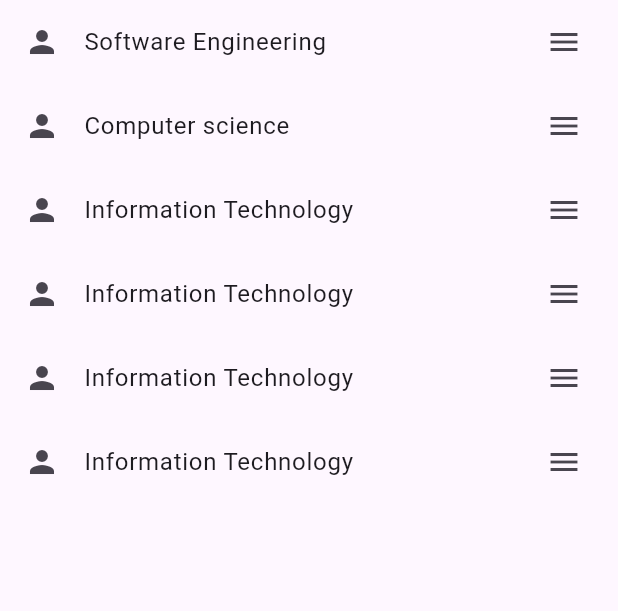
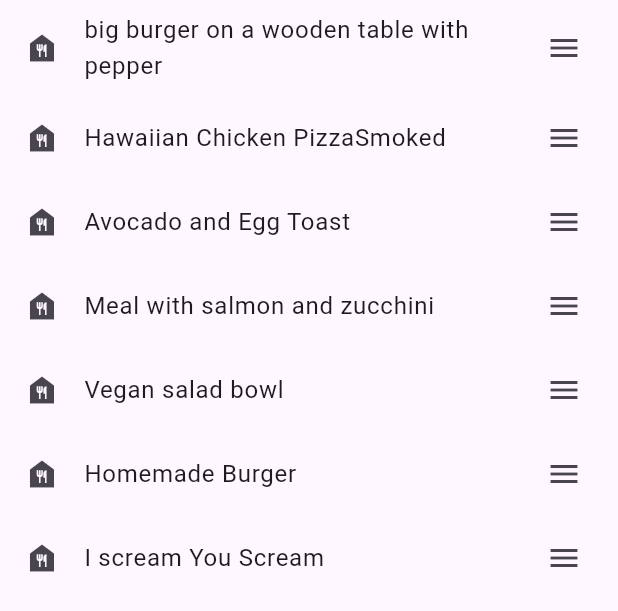
Before and after one commit to BaGorK/flutter-test-app_accadamic, a Flutter app: the ListViewPage widget shown alone on an empty page, opened directly, on a phone screen of 412 x 824 dp. Shown: the top 611 px of the screen. Run offline on Flutter 3.47's test engine with Material 3 defaults, Android fonts, the phone set to English and light mode, and no system bars; network calls fail.

```diff
--- a/lib/drawer_widget.dart
+++ b/lib/drawer_widget.dart
@@ -20,7 +20,7 @@ class DrawerWidget extends StatelessWidget {
             decoration: BoxDecoration(
               color: Color.fromARGB(255, 219, 219, 219),
             ),
-            child: Text("Drawer header"),
+            child: Text("Welcome to ABC plc."),
           ),
           ListTile(
             title: Text('Home page'),
@@ -41,7 +41,7 @@ class DrawerWidget extends StatelessWidget {
             },
           ),
           ListTile(
-            title: Text('List view'),
+            title: Text('Food List'),
             onTap: () {
               // Action when Item 2 is tapped
               Navigator.push(context, MaterialPageRoute(builder: (context) {
--- a/lib/list_view.dart
+++ b/lib/list_view.dart
@@ -8,39 +8,45 @@ class ListViewPage extends StatelessWidget {
     return ListView(
       children: <Widget>[
         ListTile(
-          title: const Text("Software Engineering"),
+          title: const Text("big burger on a wooden table with pepper"),
           onTap: () {},
-          leading: const Icon(Icons.person),
+          leading: const Icon(Icons.food_bank),
           trailing: const Icon(Icons.menu),
         ),
         ListTile(
-          title: const Text("Computer science"),
+          title: const Text("Hawaiian Chicken PizzaSmoked"),
           onTap: () {},
-          leading: const Icon(Icons.person),
+          leading: const Icon(Icons.food_bank),
           trailing: const Icon(Icons.menu),
         ),
         ListTile(
-          title: const Text("Information Technology"),
+          title: const Text("Avocado and Egg Toast"),
           onTap: () {},
-          leading: const Icon(Icons.person),
+          leading: const Icon(Icons.food_bank),
           trailing: const Icon(Icons.menu),
         ),
         ListTile(
-          title: const Text("Information Technology"),
+          title: const Text("Meal with salmon and zucchini"),
           onTap: () {},
-          leading: const Icon(Icons.person),
+          leading: const Icon(Icons.food_bank),
           trailing: const Icon(Icons.menu),
         ),
         ListTile(
-          title: const Text("Information Technology"),
+          title: const Text("Vegan salad bowl"),
           onTap: () {},
-          leading: const Icon(Icons.person),
+          leading: const Icon(Icons.food_bank),
           trailing: const Icon(Icons.menu),
         ),
         ListTile(
-          title: const Text("Information Technology"),
+          title: const Text("Homemade Burger"),
           onTap: () {},
-          leading: const Icon(Icons.person),
+          leading: const Icon(Icons.food_bank),
+          trailing: const Icon(Icons.menu),
+        ),
+        ListTile(
+          title: const Text("I scream You Scream"),
+          onTap: () {},
+          leading: const Icon(Icons.food_bank),
           trailing: const Icon(Icons.menu),
         ),
       ],
```
